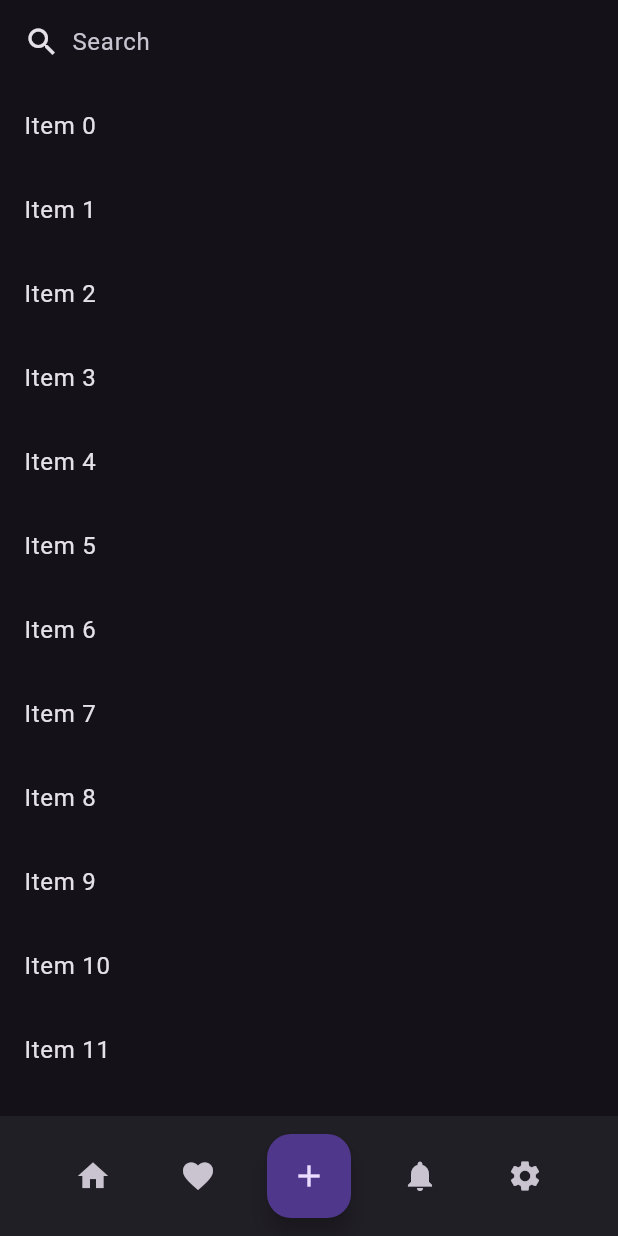
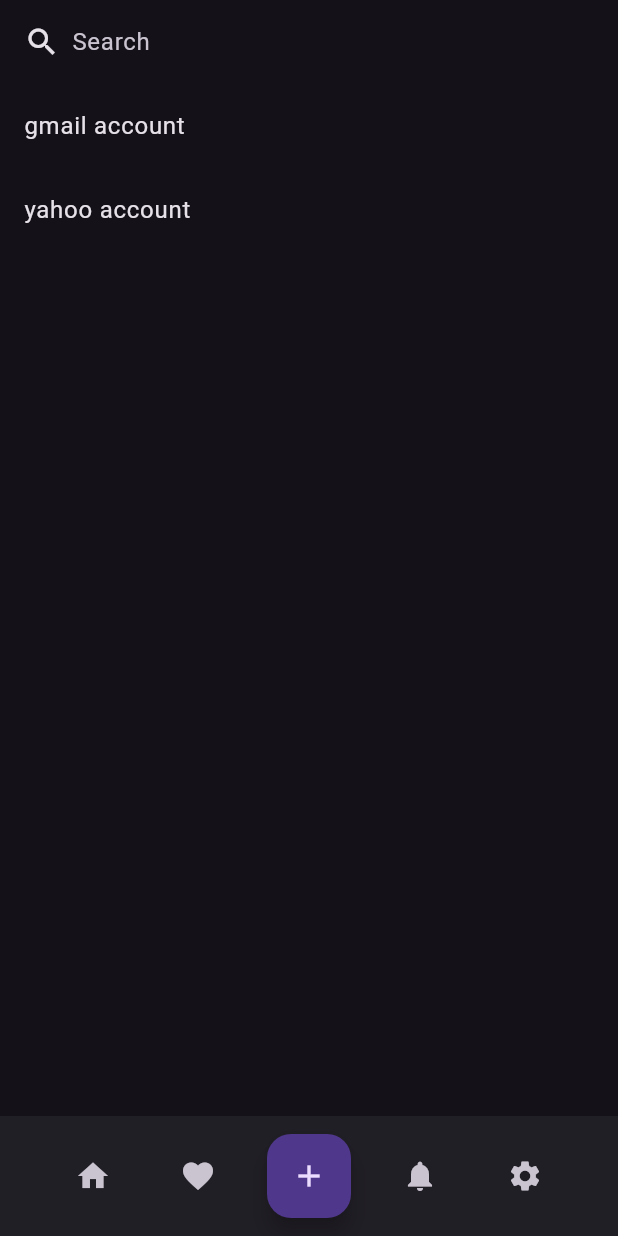
Before and after one commit to fsoft72/paranoid_password_manager-old, a Flutter app: the screen it shows after launch, on a phone screen of 412 x 824 dp. Run offline on Flutter 3.47's test engine with Material 3 defaults, Android fonts, the phone set to English and light mode, and no system bars; our stand-ins replace get.

Commit message:
Add new entries to testVault

```diff
--- a/lib/config/store.dart
+++ b/lib/config/store.dart
@@ -46,6 +46,18 @@ class AppStore extends GetxController {
 
     testVault.addEntry(entry);
 
+    entry = VaultEntry("yahoo account", template.id);
+    entry.idTemplate = template.id;
+
+    entry.addValueByName("email", "test@yahoo.com");
+    entry.addValueByName("password", "test-password");
+    entry.addValueByName("imap", "imap.yahoo.com");
+    entry.addValueByName("smtp", "smtp.yahoo.com");
+    entry.addValueByName("imap_port", "993");
+    entry.addValueByName("smtp_port", "587");
+
+    testVault.addEntry(entry);
+
     print("=== DEMO OK");
   }
 }
--- a/lib/screens/home.dart
+++ b/lib/screens/home.dart
@@ -1,7 +1,13 @@
 import 'package:flutter/material.dart';
+import 'package:paranoid_password_manager/config/store.dart';
+import 'package:paranoid_password_manager/models/vault.dart';
+import 'package:paranoid_password_manager/models/vault_entry.dart';
 
 class HomeScreen extends StatelessWidget {
   const HomeScreen({super.key});
+
+  Vault get vault => appStore.value.vault.value;
+  List<VaultEntry> get entries => vault.entries;
 
   @override
   Widget build(BuildContext context) {
@@ -23,10 +29,10 @@ class HomeScreen extends StatelessWidget {
         // Add any other app bar customization here
       ),
       body: ListView.builder(
-        itemCount: 100,
+        itemCount: entries.length,
         itemBuilder: (context, index) {
           return ListTile(
-            title: Text('Item $index'),
+            title: Text(entries[index].title),
           );
         },
       ),
```
Also changed, not shown: 1 other file.
